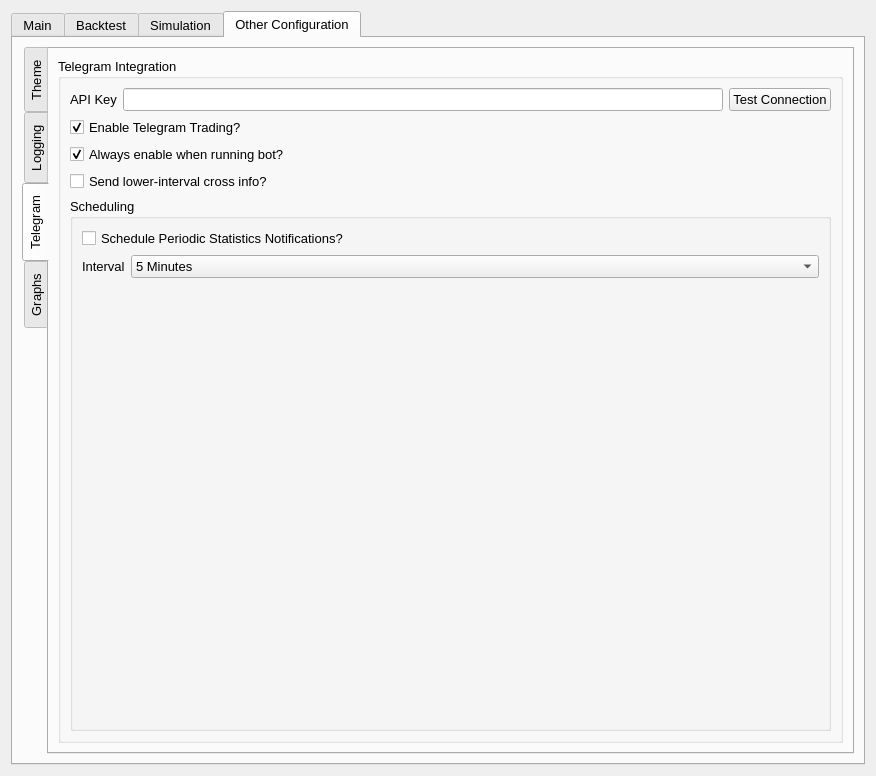
Old version of the form UI/configuration.ui in the repository ZENALC/algobot.
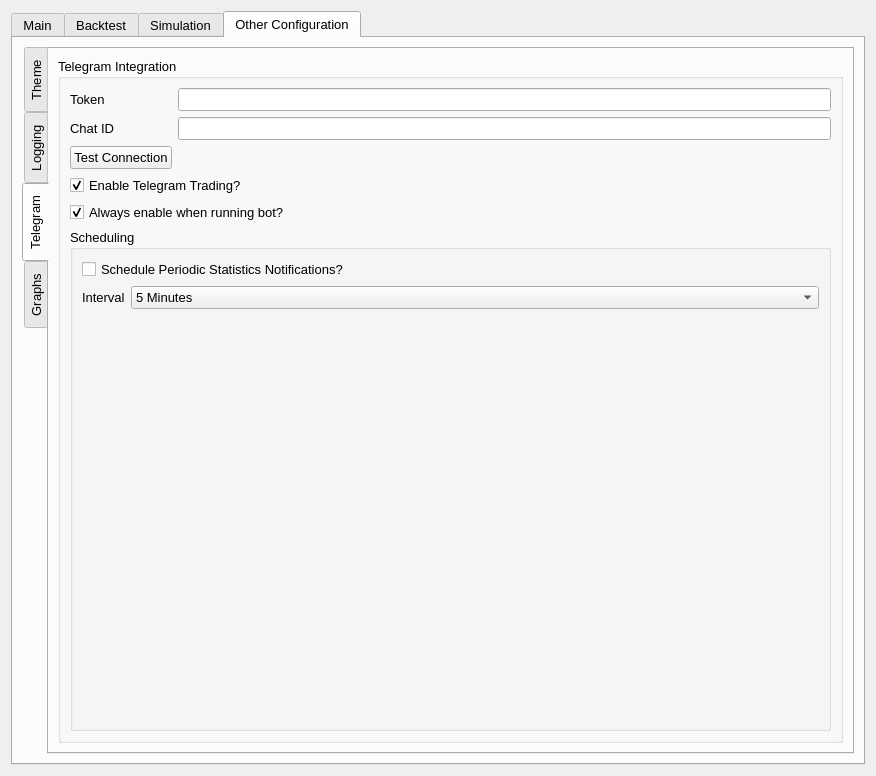
New version of the form. The open tabs and pages were chosen to show the change.

Commit message: telegram bot fixes

```diff
--- a/UI/configuration.ui
+++ b/UI/configuration.ui
@@ -2500,27 +2500,7 @@
               <string>Telegram Integration</string>
              </property>
              <layout class="QGridLayout" name="gridLayout_33">
-              <item row="0" column="2">
-               <widget class="QPushButton" name="testTelegramButton">
-                <property name="sizePolicy">
-                 <sizepolicy hsizetype="Preferred" vsizetype="Fixed">
-                  <horstretch>0</horstretch>
-                  <verstretch>0</verstretch>
-                 </sizepolicy>
-                </property>
-                <property name="text">
-                 <string>Test Connection</string>
-                </property>
-               </widget>
-              </item>
-              <item row="0" column="1">
-               <widget class="QLineEdit" name="telegramApiKey">
-                <property name="echoMode">
-                 <enum>QLineEdit::PasswordEchoOnEdit</enum>
-                </property>
-               </widget>
-              </item>
-              <item row="4" column="0" colspan="3">
+              <item row="5" column="0" colspan="4">
                <widget class="QGroupBox" name="schedulingGroup">
                 <property name="title">
                  <string>Scheduling</string>
@@ -2591,7 +2571,50 @@
                 </layout>
                </widget>
               </item>
-              <item row="1" column="2">
+              <item row="4" column="0" colspan="3">
+               <widget class="QCheckBox" name="checkBox_4">
+                <property name="text">
+                 <string>Always enable when running bot?</string>
+                </property>
+                <property name="checked">
+                 <bool>true</bool>
+                </property>
+               </widget>
+              </item>
+              <item row="0" column="0">
+               <widget class="QLabel" name="telegramTokenLabel">
+                <property name="sizePolicy">
+                 <sizepolicy hsizetype="Fixed" vsizetype="Preferred">
+                  <horstretch>0</horstretch>
+                  <verstretch>0</verstretch>
+                 </sizepolicy>
+                </property>
+                <property name="text">
+                 <string>Token</string>
+                </property>
+               </widget>
+              </item>
+              <item row="1" column="0">
+               <widget class="QLabel" name="telegramChatIDLabel">
+                <property name="text">
+                 <string>Chat ID</string>
+                </property>
+               </widget>
+              </item>
+              <item row="2" column="0">
+               <widget class="QPushButton" name="testTelegramButton">
+                <property name="sizePolicy">
+                 <sizepolicy hsizetype="Preferred" vsizetype="Fixed">
+                  <horstretch>0</horstretch>
+                  <verstretch>0</verstretch>
+                 </sizepolicy>
+                </property>
+                <property name="text">
+                 <string>Test Connection</string>
+                </property>
+               </widget>
+              </item>
+              <item row="2" column="1">
                <widget class="QLabel" name="telegrationConnectionResult">
                 <property name="text">
                  <string/>
@@ -2601,14 +2624,7 @@
                 </property>
                </widget>
               </item>
-              <item row="0" column="0">
-               <widget class="QLabel" name="label_2">
-                <property name="text">
-                 <string>API Key</string>
-                </property>
-               </widget>
-              </item>
-              <item row="1" column="0" colspan="2">
+              <item row="3" column="0" colspan="3">
                <widget class="QCheckBox" name="enableTelegramTrading">
                 <property name="text">
                  <string>Enable Telegram Trading?</string>
@@ -2618,20 +2634,17 @@
                 </property>
                </widget>
               </item>
-              <item row="2" column="0" colspan="2">
-               <widget class="QCheckBox" name="checkBox_4">
-                <property name="text">
-                 <string>Always enable when running bot?</string>
-                </property>
-                <property name="checked">
-                 <bool>true</bool>
+              <item row="0" column="1" colspan="3">
+               <widget class="QLineEdit" name="telegramApiKey">
+                <property name="echoMode">
+                 <enum>QLineEdit::PasswordEchoOnEdit</enum>
                 </property>
                </widget>
               </item>
-              <item row="3" column="0" colspan="2">
-               <widget class="QCheckBox" name="checkBox_3">
-                <property name="text">
-                 <string>Send lower-interval cross info?</string>
+              <item row="1" column="1" colspan="3">
+               <widget class="QLineEdit" name="telegramChatID">
+                <property name="echoMode">
+                 <enum>QLineEdit::PasswordEchoOnEdit</enum>
                 </property>
                </widget>
               </item>
```
Left out of the diff: 2 changed lines with no effect on the pictures. The commit also changes 4 other files.
